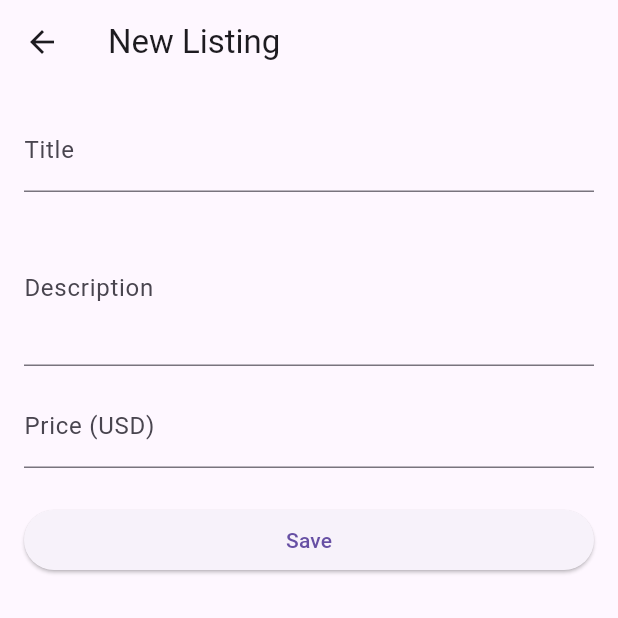
After one commit to leehj825/ResaleHub, a Flutter app: the MainShellScreen screen opened directly, item 2 of the bottom bar chosen, after a tap on the "add" icon, on a phone screen of 412 x 824 dp, the top half of it. The commit adds this screen. Run offline on Flutter 3.47's test engine with Material 3 defaults, Android fonts, the phone set to English and light mode, and no system bars; our stand-ins replace flutter_secure_storage, shared_preferences; accounts and stored records are empty; network calls fail.

Commit message:
listing support

```diff
--- /dev/null
+++ b/frontend/lib/models/listing.dart
@@ -0,0 +1,28 @@
+class Listing {
+  final int id;
+  final String title;
+  final String? description;
+  final double price;
+  final String currency;
+  final String status;
+
+  Listing({
+    required this.id,
+    required this.title,
+    this.description,
+    required this.price,
+    required this.currency,
+    required this.status,
+  });
+
+  factory Listing.fromJson(Map<String, dynamic> json) {
+    return Listing(
+      id: json['id'] as int,
+      title: json['title'] as String,
+      description: json['description'] as String?,
+      price: double.parse(json['price'].toString()),
+      currency: json['currency'] as String,
+      status: json['status'] as String,
+    );
+  }
+}
--- /dev/null
+++ b/frontend/lib/screens/listings_screen.dart
@@ -0,0 +1,91 @@
+import 'package:flutter/material.dart';
+
+import 'package:frontend/models/listing.dart';
+import 'package:frontend/services/listing_service.dart';
+import 'package:frontend/screens/new_listing_screen.dart';
+
+class ListingsScreen extends StatefulWidget {
+  const ListingsScreen({super.key});
+
+  @override
+  State<ListingsScreen> createState() => _ListingsScreenState();
+}
+
+class _ListingsScreenState extends State<ListingsScreen> {
+  final _listingService = ListingService();
+  bool _loading = true;
+  String? _error;
+  List<Listing> _listings = [];
+
+  @override
+  void initState() {
+    super.initState();
+    _loadListings();
+  }
+
+  Future<void> _loadListings() async {
+    setState(() {
+      _loading = true;
+      _error = null;
+    });
+    try {
+      final items = await _listingService.getMyListings();
+      if (!mounted) return;
+      setState(() {
+        _listings = items;
+      });
+    } catch (e) {
+      if (!mounted) return;
+      setState(() {
+        _error = e.toString();
+      });
+    } finally {
+      if (!mounted) return;
+      setState(() {
+        _loading = false;
+      });
+    }
+  }
+
+  Future<void> _openNewListing() async {
+    final created = await Navigator.of(context).push<Listing>(
+      MaterialPageRoute(builder: (_) => const NewListingScreen()),
+    );
+
+    if (created != null) {
+      // 새로 생성됐으면 리스트 다시 로드
+      _loadListings();
+    }
+  }
+
+  @override
+  Widget build(BuildContext context) {
+    return Scaffold(
+      appBar: AppBar(
+        title: const Text('My Listings'),
+      ),
+      body: _loading
+          ? const Center(child: CircularProgressIndicator())
+          : _error != null
+              ? Center(child: Text('Error: $_error'))
+              : _listings.isEmpty
+                  ? const Center(child: Text('No listings yet.'))
+                  : ListView.builder(
+                      itemCount: _listings.length,
+                      itemBuilder: (context, index) {
+                        final item = _listings[index];
+                        return ListTile(
+                          title: Text(item.title),
+                          subtitle: Text(
+                            '${item.price.toStringAsFixed(2)} ${item.currency} • ${item.status}',
+                          ),
+                        );
+                      },
+                    ),
+      floatingActionButton: FloatingActionButton(
+        onPressed: _openNewListing,
+        child: const Icon(Icons.add),
+      ),
+    );
+  }
+}
--- a/frontend/lib/screens/login_screen.dart
+++ b/frontend/lib/screens/login_screen.dart
@@ -1,6 +1,6 @@
 import 'package:flutter/material.dart';
 import '../services/auth_service.dart';
-import 'home_screen.dart';
+import 'main_shell_screen.dart';
 
 class LoginScreen extends StatefulWidget {
   const LoginScreen({super.key});
@@ -32,7 +32,7 @@ class _LoginScreenState extends State<LoginScreen> {
       if (!mounted) return;
 
       Navigator.of(context).pushReplacement(
-        MaterialPageRoute(builder: (_) => const HomeScreen()),
+        MaterialPageRoute(builder: (_) => MainShellScreen()),
       );
     } catch (e) {
       setState(() {
--- /dev/null
+++ b/frontend/lib/screens/main_shell_screen.dart
@@ -0,0 +1,58 @@
+import 'package:flutter/material.dart';
+
+import 'home_screen.dart';
+import 'listings_screen.dart';
+import 'settings_screen.dart';
+
+class MainShellScreen extends StatefulWidget {
+  const MainShellScreen({super.key});
+
+  @override
+  State<MainShellScreen> createState() => _MainShellScreenState();
+}
+
+class _MainShellScreenState extends State<MainShellScreen> {
+  int _currentIndex = 0;
+
+  Widget _buildBody() {
+    switch (_currentIndex) {
+      case 0:
+        return HomeScreen();
+      case 1:
+        return ListingsScreen();
+      case 2:
+        return SettingsScreen();
+      default:
+        return HomeScreen();
+    }
+  }
+
+  @override
+  Widget build(BuildContext context) {
+    return Scaffold(
+      body: _buildBody(),
+      bottomNavigationBar: BottomNavigationBar(
+        currentIndex: _currentIndex,
+        onTap: (index) {
+          setState(() {
+            _currentIndex = index;
+          });
+        },
+        items: const [
+          BottomNavigationBarItem(
+            icon: Icon(Icons.home),
+            label: 'Home',
+          ),
+          BottomNavigationBarItem(
+            icon: Icon(Icons.list),
+            label: 'Listings',
+          ),
+          BottomNavigationBarItem(
+            icon: Icon(Icons.settings),
+            label: 'Settings',
+          ),
+        ],
+      ),
+    );
+  }
+}
--- /dev/null
+++ b/frontend/lib/screens/new_listing_screen.dart
@@ -0,0 +1,113 @@
+import 'package:flutter/material.dart';
+
+import '../models/listing.dart';
+import '../services/listing_service.dart';
+
+class NewListingScreen extends StatefulWidget {
+  const NewListingScreen({super.key});
+
+  @override
+  State<NewListingScreen> createState() => _NewListingScreenState();
+}
+
+class _NewListingScreenState extends State<NewListingScreen> {
+  final _titleController = TextEditingController();
+  final _descriptionController = TextEditingController();
+  final _priceController = TextEditingController();
+
+  bool _saving = false;
+  String? _error;
+
+  final _listingService = ListingService();
+
+  Future<void> _save() async {
+    setState(() {
+      _saving = true;
+      _error = null;
+    });
+
+    try {
+      final price = double.tryParse(_priceController.text.trim()) ?? 0.0;
+
+      final listing = await _listingService.createListing(
+        title: _titleController.text.trim(),
+        description: _descriptionController.text.trim().isEmpty
+            ? null
+            : _descriptionController.text.trim(),
+        price: price,
+      );
+
+      if (!mounted) return;
+      Navigator.of(context).pop<Listing>(listing);
+    } catch (e) {
+      if (!mounted) return;
+      setState(() {
+        _error = e.toString();
+      });
+    } finally {
+      if (!mounted) return;
+      setState(() {
+        _saving = false;
+      });
+    }
+  }
+
+  @override
+  void dispose() {
+    _titleController.dispose();
+    _descriptionController.dispose();
+    _priceController.dispose();
+    super.dispose();
+  }
+
+  @override
+  Widget build(BuildContext context) {
+    final theme = Theme.of(context);
+
+    return Scaffold(
+      appBar: AppBar(
+        title: const Text('New Listing'),
+      ),
+      body: Padding(
+        padding: const EdgeInsets.all(16),
+        child: Column(
+          children: [
+            TextField(
+              controller: _titleController,
+              decoration: const InputDecoration(labelText: 'Title'),
+            ),
+            const SizedBox(height: 12),
+            TextField(
+              controller: _descriptionController,
+              maxLines: 3,
+              decoration: const InputDecoration(labelText: 'Description'),
+            ),
+            const SizedBox(height: 12),
+            TextField(
+              controller: _priceController,
+              keyboardType:
+                  const TextInputType.numberWithOptions(decimal: true),
+              decoration: const InputDecoration(labelText: 'Price (USD)'),
+            ),
+            const SizedBox(height: 16),
+            if (_error != null)
+              Text(
+                _error!,
+                style: theme.textTheme.bodyMedium?.copyWith(color: Colors.red),
+              ),
+            const SizedBox(height: 8),
+            _saving
+                ? const CircularProgressIndicator()
+                : SizedBox(
+                    width: double.infinity,
+                    child: ElevatedButton(
+                      onPressed: _save,
+                      child: const Text('Save'),
+                    ),
+                  ),
+          ],
+        ),
+      ),
+    );
+  }
+}
--- /dev/null
+++ b/frontend/lib/services/listing_service.dart
@@ -0,0 +1,74 @@
+import 'dart:convert';
+
+import 'package:http/http.dart' as http;
+
+import '../models/listing.dart';
+import 'auth_service.dart';
+
+class ListingService {
+  ListingService._internal();
+  static final ListingService _instance = ListingService._internal();
+  factory ListingService() => _instance;
+
+  final _authService = AuthService();
+
+  Future<List<Listing>> getMyListings() async {
+    final baseUrl = _authService.baseUrl;
+    final token = await _authService.getToken();
+    if (token == null) {
+      throw Exception('Not logged in');
+    }
+
+    final url = Uri.parse('$baseUrl/listings/');
+    final res = await http.get(
+      url,
+      headers: {
+        'Authorization': 'Bearer $token',
+      },
+    );
+
+    if (res.statusCode != 200) {
+      throw Exception('Failed to load listings: ${res.body}');
+    }
+
+    final data = jsonDecode(res.body) as List<dynamic>;
+    return data
+        .map((e) => Listing.fromJson(e as Map<String, dynamic>))
+        .toList();
+  }
+
+  Future<Listing> createListing({
+    required String title,
+    String? description,
+    required double price,
+    String currency = 'USD',
+  }) async {
+    final baseUrl = _authService.baseUrl;
+    final token = await _authService.getToken();
+    if (token == null) {
+      throw Exception('Not logged in');
+    }
+
+    final url = Uri.parse('$baseUrl/listings/');
+    final res = await http.post(
+      url,
+      headers: {
+        'Content-Type': 'application/json',
+        'Authorization': 'Bearer $token',
+      },
+      body: jsonEncode({
+        'title': title,
+        'description': description,
+        'price': price,
+        'currency': currency,
+      }),
+    );
+
+    if (res.statusCode != 201) {
+      throw Exception('Failed to create listing: ${res.body}');
+    }
+
+    final data = jsonDecode(res.body) as Map<String, dynamic>;
+    return Listing.fromJson(data);
+  }
+}
```
Also changed, not shown: frontend/lib/screens/settings_screen.dart (added, +33 -0 lines), 7 other files.
